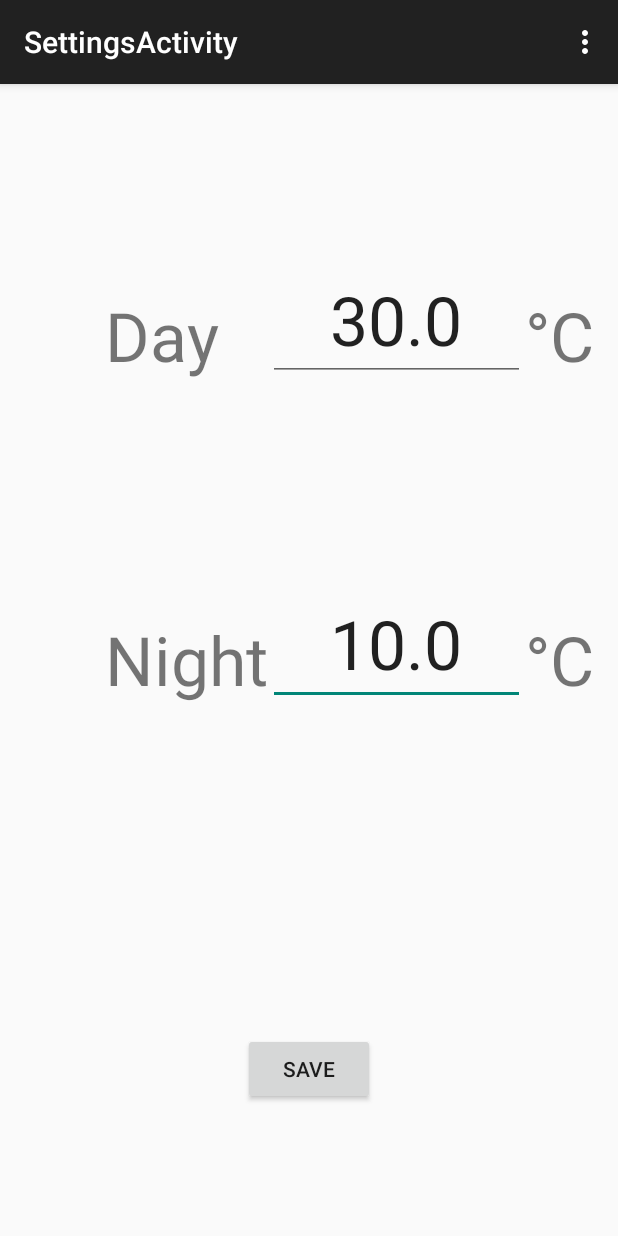
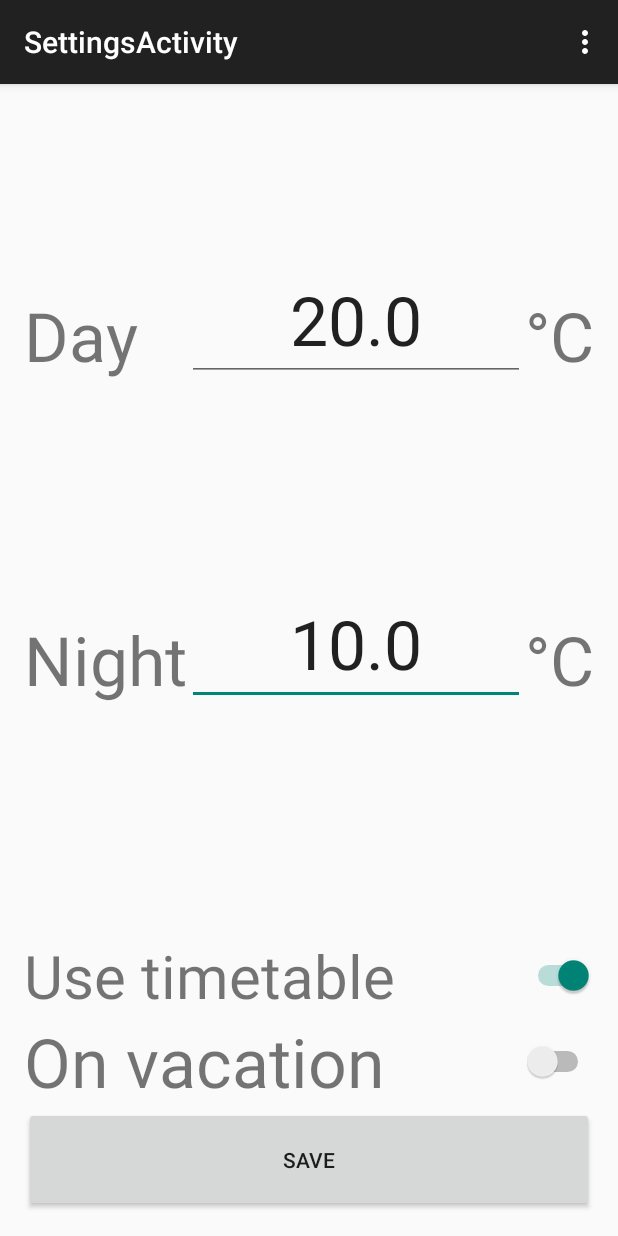
Before and after one commit to mmbabaev/AndroidThermostat, an Android app: the screen it shows after launch (SettingsActivity), after a tap on an icon or button, on a phone screen of 412 x 824 dp. Run offline under Robolectric (Android 15) with nearby library versions, the phone set to English and light mode, and no system bars; 1 other tap on this screen came first.

Commit message:
закончить свичи

```diff
--- a/app/src/main/java/com/example/mihail/hti16/Boiler/Boiler.java
+++ b/app/src/main/java/com/example/mihail/hti16/Boiler/Boiler.java
@@ -8,7 +8,6 @@ import java.util.Calendar;
  * Created by Юрий on 21.05.2015.
  */
 public class Boiler {
-    public static final Boiler INSTANCE = new Boiler(new Temperature(18.5), BoilerMode.TEST_MODE);
 
     private Temperature currentTemperature;
     private Temperature targetTemperature;
@@ -18,9 +17,12 @@ public class Boiler {
     Time nextChange;
     public boolean temperatureOverriding;
     TimeTable timeTable;
-    private Temperature DAY_TEMPERATURE = new Temperature(30);
+    private Temperature DAY_TEMPERATURE = new Temperature(20);
     private Temperature NIGHT_TEMPERATURE = new Temperature(10);
     Thread thread;
+    public boolean isOnVacation = false;
+    public boolean isUseTimeTable =true;
+
  public    DayOfWeek curDay;
   public   Time curTime;
 
@@ -102,6 +104,11 @@ public class Boiler {
     private void work() throws InterruptedException {
         while (this.working) {
             stopAndIncreaseTime();
+            if (isOnVacation) {
+                this.targetTemperature = this.NIGHT_TEMPERATURE;
+                continue;
+            }
+
             if (temperatureOverriding) {
                 heating();
                 if (nextChange == null) {
@@ -109,7 +116,9 @@ public class Boiler {
                 }
                 if (curTime.compareTo(nextChange) >= 0) {
                     nextChange = null;
-                    this.temperatureOverriding = false;
+                    if (isUseTimeTable) {
+                        this.temperatureOverriding = false;
+                    }
                 }
             } else {
                 //Работа по расписанию
--- a/app/src/main/java/com/example/mihail/hti16/MainActivity.java
+++ b/app/src/main/java/com/example/mihail/hti16/MainActivity.java
@@ -12,14 +12,16 @@ import android.widget.ImageView;
 import android.widget.TextView;
 
 import com.example.mihail.hti16.Boiler.Boiler;
-import com.example.mihail.hti16.Boiler.DayOfWeek;
 import com.example.mihail.hti16.Boiler.Storage;
 import com.example.mihail.hti16.Boiler.Temperature;
 import com.example.mihail.hti16.Boiler.Time;
-import com.example.mihail.hti16.Boiler.TimeTable;
 
 
 public class MainActivity extends ActionBarActivity {
+
+    Button setButton;
+    DataPicker dpLeft;
+    DataPicker dpRight;
 
     TextView currentTemperatureTextView;
     ImageView topImage;
@@ -50,11 +52,11 @@ public class MainActivity extends ActionBarActivity {
         thread.start();
 
 
+        dpLeft = (DataPicker)findViewById(R.id.dpLeft);
+        dpRight = (DataPicker)findViewById(R.id.dpRight);
 
-        final DataPicker dpLeft = (DataPicker)findViewById(R.id.dpLeft);
-        final DataPicker dpRight = (DataPicker)findViewById(R.id.dpRight);
-        String [] leftValues = new String[26];
-        for (int i = 5; i < 31; i++) {
+        String [] leftValues = new String[25];
+        for (int i = 5; i < 30; i++) {
 
             leftValues[i - 5] = Integer.toString(i) + " ";
         }
@@ -69,7 +71,7 @@ public class MainActivity extends ActionBarActivity {
         dpRight.setValues(rightValues);
 
 
-        Button setButton = (Button)findViewById(R.id.setButton);
+        setButton = (Button)findViewById(R.id.setButton);
         setButton.setOnClickListener(new View.OnClickListener() {
             @Override
             public void onClick(View v) {
@@ -126,11 +128,26 @@ public class MainActivity extends ActionBarActivity {
 
     public void listenTemp(final Boiler boiler) throws InterruptedException {
         while (boiler.working) {
-            Thread.sleep(3000);
+            Thread.sleep(1000);
             System.out.println("Current temperature  " + boiler.getCurrentTemperature() + "  current Time " +  boiler.curTime.toString() + "   current day   " + boiler.curDay + " current mode: " + boiler.isDayTemperature());
             runOnUiThread(new Runnable() {
                 @Override
                 public void run() {
+                    if (boiler.isOnVacation) {
+                        setButton.setEnabled(false);
+                        dpLeft.setEnabled(false);
+                        dpRight.setEnabled(false);
+                        calendarButton.setEnabled(false);
+                        topImage.setVisibility(View.VISIBLE);
+                        int id = getResources().getIdentifier("vacation", "drawable", getPackageName());
+                        topImage.setImageResource(id);
+                        return;
+                    }
+                    setButton.setEnabled(true);
+                    dpLeft.setEnabled(true);
+                    dpRight.setEnabled(true);
+                    calendarButton.setEnabled(true);
+
                     if (boiler.temperatureOverriding == false) {
                         topImage.setVisibility(View.VISIBLE);
                         if (boiler.isDayTemperature()) {
--- a/app/src/main/java/com/example/mihail/hti16/SettingsActivity.java
+++ b/app/src/main/java/com/example/mihail/hti16/SettingsActivity.java
@@ -9,6 +9,7 @@ import android.view.MenuItem;
 import android.view.View;
 import android.widget.Button;
 import android.widget.EditText;
+import android.widget.Switch;
 
 import com.example.mihail.hti16.Boiler.Boiler;
 import com.example.mihail.hti16.Boiler.Storage;
@@ -19,6 +20,9 @@ public class SettingsActivity extends ActionBarActivity {
     final Boiler boiler = Storage.boiler;
     EditText dayEditText;
     EditText nightEditText;
+    Switch timeTableSwitch;
+    Switch vacationSwitch;
+
     SettingsActivity activity = this;
 
     @Override
@@ -28,9 +32,15 @@ public class SettingsActivity extends ActionBarActivity {
 
         dayEditText = (EditText)findViewById(R.id.dayEditText);
         nightEditText = (EditText)findViewById(R.id.nightEditText);
+        timeTableSwitch = (Switch)findViewById(R.id.switch2);
+        vacationSwitch = (Switch)findViewById(R.id.switch1);
+
 
         dayEditText.setText(Double.toString(boiler.getDayTemperature()));
         nightEditText.setText(Double.toString(boiler.getNightTemperature()));
+
+        timeTableSwitch.setChecked(boiler.isUseTimeTable);
+        vacationSwitch.setChecked(boiler.isOnVacation);
 
         Button saveButton = (Button)findViewById(R.id.saveButton);
         saveButton.setOnClickListener(new View.OnClickListener() {
@@ -71,10 +81,10 @@ public class SettingsActivity extends ActionBarActivity {
                     return;
                 }
 
-                if (day > 31 || night > 31) {
+                if (day >= 30 || night >= 30) {
                     new AlertDialog.Builder(activity)
                             .setTitle("Error!")
-                            .setMessage("Temperature must be less than 31 °C")
+                            .setMessage("Temperature must be less than 30 °C")
                             .setPositiveButton("OK", new DialogInterface.OnClickListener() {
                                 public void onClick(DialogInterface dialog, int which) {
 
@@ -86,6 +96,9 @@ public class SettingsActivity extends ActionBarActivity {
                 }
                 boiler.setDayTemperature(day);
                 boiler.setNightTemperature(night);
+                boiler.isUseTimeTable = timeTableSwitch.isChecked();
+                boiler.isOnVacation = vacationSwitch.isChecked();
+
 
                 finish();
             }
--- a/app/src/main/res/layout/activity_settings.xml
+++ b/app/src/main/res/layout/activity_settings.xml
@@ -26,8 +26,8 @@
         android:textSize="45sp"
         android:id="@+id/textView3"
         android:layout_centerVertical="true"
-        android:layout_alignLeft="@+id/textView2"
-        android:layout_alignStart="@+id/textView2" />
+        android:layout_alignParentLeft="true"
+        android:layout_alignParentStart="true" />
 
     <EditText
         android:layout_width="wrap_content"
@@ -69,10 +69,10 @@
         android:textAppearance="?android:attr/textAppearanceSmall"
         android:textSize="45sp"
         android:id="@+id/textView6"
+        android:text="Day"
         android:layout_below="@+id/textView5"
-        android:layout_alignLeft="@+id/textView5"
-        android:layout_alignStart="@+id/textView5"
-        android:text="Day" />
+        android:layout_alignParentLeft="true"
+        android:layout_alignParentStart="true" />
 
     <TextView
         android:layout_width="wrap_content"
@@ -101,11 +101,58 @@
 
     <Button
         android:layout_width="wrap_content"
-        android:layout_height="wrap_content"
+        android:layout_height="70dp"
         android:text="Save"
         android:id="@+id/saveButton"
-        android:layout_marginBottom="71dp"
         android:layout_alignParentBottom="true"
-        android:layout_centerHorizontal="true" />
+        android:layout_alignParentRight="true"
+        android:layout_alignParentEnd="true"
+        android:layout_alignParentLeft="true"
+        android:layout_alignParentStart="true" />
+
+    <Switch
+        android:layout_width="wrap_content"
+        android:layout_height="wrap_content"
+        android:id="@+id/switch1"
+        android:layout_above="@+id/saveButton"
+        android:layout_alignParentRight="true"
+        android:layout_alignParentEnd="true"
+        android:layout_alignTop="@+id/textView16"
+        android:layout_toEndOf="@+id/nightEditText"
+        android:layout_alignLeft="@+id/switch2"
+        android:layout_alignStart="@+id/switch2" />
+
+    <TextView
+        android:layout_width="wrap_content"
+        android:layout_height="wrap_content"
+        android:textAppearance="?android:attr/textAppearanceSmall"
+        android:text="On vacation"
+        android:textSize="45sp"
+        android:id="@+id/textView16"
+        android:layout_above="@+id/saveButton"
+        android:layout_alignParentLeft="true"
+        android:layout_alignParentStart="true" />
+
+    <TextView
+        android:layout_width="wrap_content"
+        android:layout_height="wrap_content"
+        android:textAppearance="?android:attr/textAppearanceSmall"
+        android:text="Use timetable"
+        android:textSize="40sp"
+        android:id="@+id/textView17"
+        android:layout_above="@+id/textView16"
+        android:layout_alignParentLeft="true"
+        android:layout_alignParentStart="true" />
+
+    <Switch
+        android:layout_width="wrap_content"
+        android:layout_height="wrap_content"
+        android:id="@+id/switch2"
+        android:layout_above="@+id/switch1"
+        android:layout_alignParentRight="true"
+        android:layout_alignParentEnd="true"
+        android:layout_alignTop="@+id/textView17"
+        android:layout_toRightOf="@+id/textView17"
+        android:layout_toEndOf="@+id/textView17" />
 
 </RelativeLayout>
--- /dev/null
+++ b/app/src/main/res/menu/menu_settings2.xml
@@ -0,0 +1,7 @@
+<menu xmlns:android="http://schemas.android.com/apk/res/android"
+    xmlns:app="http://schemas.android.com/apk/res-auto"
+    xmlns:tools="http://schemas.android.com/tools"
+    tools:context="com.example.mihail.hti16.Settings2Activity">
+    <item android:id="@+id/action_settings" android:title="@string/action_settings"
+        android:orderInCategory="100" app:showAsAction="never" />
+</menu>
--- a/app/src/main/res/values/strings.xml
+++ b/app/src/main/res/values/strings.xml
@@ -5,4 +5,5 @@
     <string name="action_settings">Settings</string>
     <string name="title_activity_day_chose">DayChoseActivity</string>
     <string name="title_activity_settings">SettingsActivity</string>
+    <string name="title_activity_settings2">Settings2Activity</string>
 </resources>
```
Also changed, not shown: app/src/main/res/drawable/vacation.png (added).
